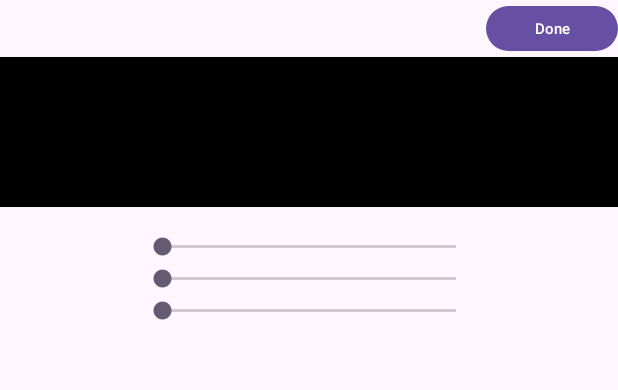
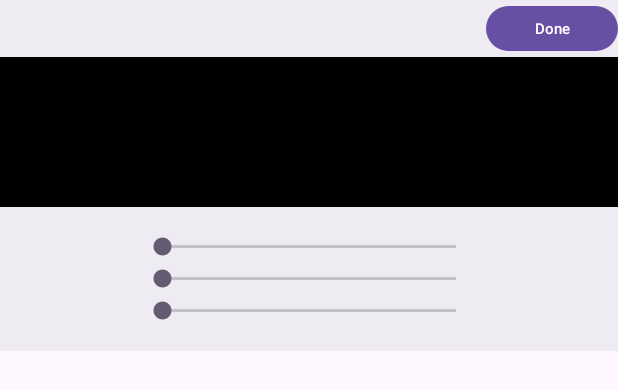
Before and after one commit to DN2803/dhmt-project-cyclograph, an Android app: the layout color_popup.xml on its own in the app's theme, with its tools: preview values and no code run, on a phone screen of 412 x 824 dp. Shown: the top 390 px of the screen. Run offline under Robolectric (Android 15) with nearby library versions, the phone set to English and light mode, and no system bars.

Commit message:
add pick color

```diff
--- a/app/src/main/res/layout/color_popup.xml
+++ b/app/src/main/res/layout/color_popup.xml
@@ -3,15 +3,24 @@
     android:layout_width="match_parent"
     android:layout_height="wrap_content"
     android:orientation="vertical"
+    android:gravity="bottom"
+    android:background="@color/backgroundPopUp">
+    <LinearLayout
+        android:layout_width="match_parent"
+        android:layout_height="wrap_content"
+        android:orientation="horizontal"
         android:gravity="right">
+
+
         <Button
             android:id="@+id/done"
             android:layout_width="wrap_content"
             android:layout_height="38dp"
             android:layout_margin="0sp"
+            android:gravity="center"
             android:text="Done"
-        android:textSize="10sp"
-        android:gravity="center"/>
+            android:textSize="10sp" />
+    </LinearLayout>
     <View
         android:id="@+id/viewColor"
         android:layout_width="match_parent"
--- /dev/null
+++ b/app/src/main/res/layout/shape_popup.xml
@@ -0,0 +1,6 @@
+<?xml version="1.0" encoding="utf-8"?>
+<androidx.constraintlayout.widget.ConstraintLayout xmlns:android="http://schemas.android.com/apk/res/android"
+    android:layout_width="match_parent"
+    android:layout_height="match_parent">
+
+</androidx.constraintlayout.widget.ConstraintLayout>
--- a/app/src/main/res/values/colors.xml
+++ b/app/src/main/res/values/colors.xml
@@ -3,5 +3,6 @@
     <color name="black">#FF000000</color>
     <color name="white">#FFFFFFFF</color>
     <color name="gray">#4D87B2D5</color>
+    <color name="backgroundPopUp">#1A6F808E</color>
 
 </resources>
```
Also changed, not shown: app/src/main/java/com/cg76/drawingapp/MainActivity.kt (+27 -2 lines), app/src/main/res/layout/activity_main.xml (+18 -6 lines). Lines whose indentation alone changed are shown as unchanged.
